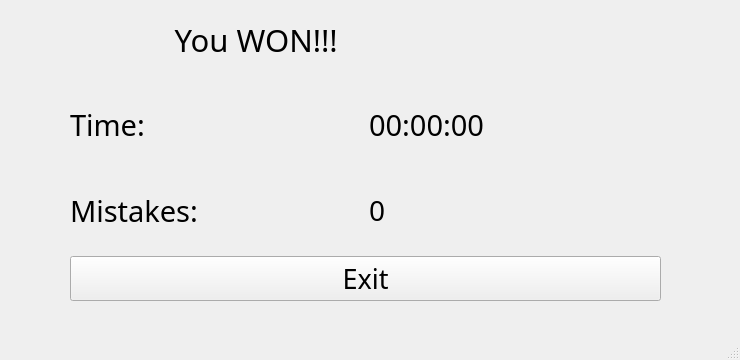
ElliotMoran/MemoryTrainingPY, file MemoryTrainingPY/resources/ui/winWindow.ui: the form before one commit.
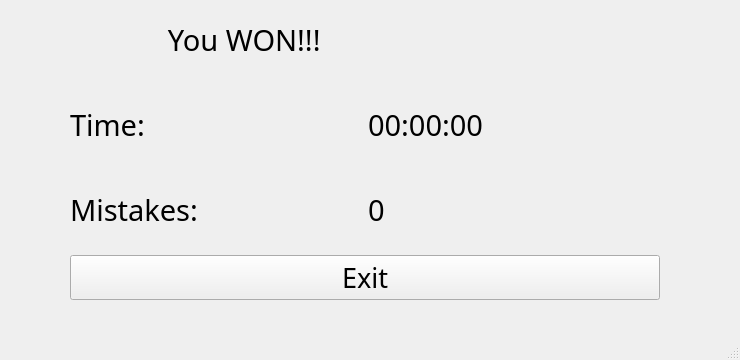
The form after the commit.

The edit to the form file:
```diff
--- a/MemoryTrainingPY/resources/ui/winWindow.ui
+++ b/MemoryTrainingPY/resources/ui/winWindow.ui
@@ -19,8 +19,8 @@
      <rect>
       <x>70</x>
       <y>0</y>
-      <width>591</width>
-      <height>301</height>
+      <width>590</width>
+      <height>300</height>
      </rect>
     </property>
     <layout class="QVBoxLayout" name="verticalLayout">
@@ -29,7 +29,7 @@
        <property name="font">
         <font>
          <family>MV Boli</family>
-         <pointsize>23</pointsize>
+         <pointsize>22</pointsize>
         </font>
        </property>
        <property name="text">
@@ -87,7 +87,7 @@
          <property name="font">
           <font>
            <family>MV Boli</family>
-           <pointsize>21</pointsize>
+           <pointsize>22</pointsize>
           </font>
          </property>
          <property name="text">
```
